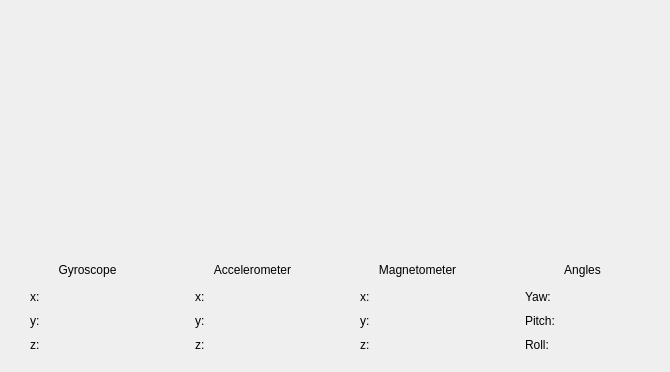
Above: index.ui from exist009/Jet-Stereo before the change. Below: the same form after it.
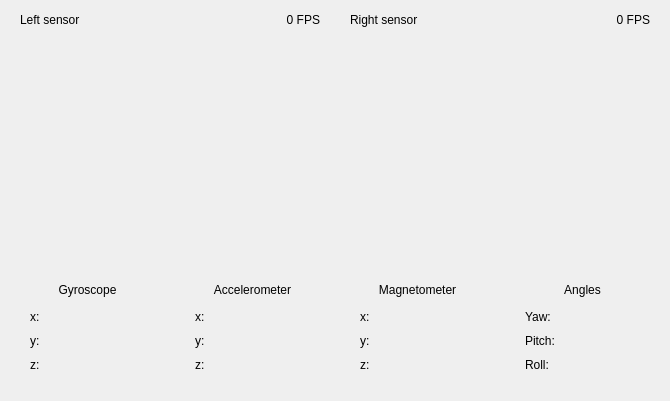
That is the form after the change.

Commit message: Added stereo camera software sync; GUI fixes;

```diff
--- a/index.ui
+++ b/index.ui
@@ -7,7 +7,7 @@
     <x>0</x>
     <y>0</y>
     <width>670</width>
-    <height>369</height>
+    <height>401</height>
    </rect>
   </property>
   <property name="styleSheet">
@@ -15,8 +15,17 @@
 	background: #fff;
 }
 
+.index-sensor-title {
+	background: #354575;
+}
+
+.index-sensor-title &gt; QLabel {
+	color: #fff;
+}
+
 .index-sensor {
-	border: 1px solid #e3e3e3;
+	border: 1px solid #354575;
+	border-top: 0;
 }
 
 .index-imu-title {
@@ -26,6 +35,7 @@
 
 .index-imu-block {
 	border: 1px solid #e3e3e3;
+	border-top: 0;
 	border-left: 2px solid #354575;
 }</string>
   </property>
@@ -56,22 +66,105 @@
        <verstretch>0</verstretch>
       </sizepolicy>
      </property>
+     <layout class="QHBoxLayout" name="horizontalLayout_3">
+      <property name="spacing">
+       <number>10</number>
+      </property>
+      <property name="leftMargin">
+       <number>0</number>
+      </property>
+      <property name="topMargin">
+       <number>0</number>
+      </property>
+      <property name="rightMargin">
+       <number>0</number>
+      </property>
+      <property name="bottomMargin">
+       <number>0</number>
+      </property>
+      <item>
+       <widget class="QWidget" name="sensor_0_block" native="true">
+        <property name="sizePolicy">
+         <sizepolicy hsizetype="Preferred" vsizetype="Fixed">
+          <horstretch>0</horstretch>
+          <verstretch>0</verstretch>
+         </sizepolicy>
+        </property>
+        <layout class="QVBoxLayout" name="verticalLayout_2">
+         <property name="spacing">
+          <number>0</number>
+         </property>
+         <property name="leftMargin">
+          <number>0</number>
+         </property>
+         <property name="topMargin">
+          <number>0</number>
+         </property>
+         <property name="rightMargin">
+          <number>0</number>
+         </property>
+         <property name="bottomMargin">
+          <number>0</number>
+         </property>
+         <item>
+          <widget class="QWidget" name="sensor_0_title" native="true">
+           <property name="sizePolicy">
+            <sizepolicy hsizetype="Preferred" vsizetype="Fixed">
+             <horstretch>0</horstretch>
+             <verstretch>0</verstretch>
+            </sizepolicy>
+           </property>
+           <property name="minimumSize">
+            <size>
+             <width>0</width>
+             <height>20</height>
+            </size>
+           </property>
+           <property name="maximumSize">
+            <size>
+             <width>16777215</width>
+             <height>20</height>
+            </size>
+           </property>
+           <property name="class" stdset="0">
+            <string notr="true">index-sensor-title</string>
+           </property>
      <layout class="QHBoxLayout" name="horizontalLayout">
       <property name="spacing">
-       <number>10</number>
+             <number>0</number>
       </property>
       <property name="leftMargin">
-       <number>0</number>
+             <number>10</number>
       </property>
       <property name="topMargin">
        <number>0</number>
       </property>
       <property name="rightMargin">
-       <number>0</number>
+             <number>10</number>
       </property>
       <property name="bottomMargin">
        <number>0</number>
       </property>
+            <item>
+             <widget class="QLabel" name="title_6">
+              <property name="text">
+               <string>Left sensor</string>
+              </property>
+             </widget>
+            </item>
+            <item>
+             <widget class="QLabel" name="sensor_0_fps">
+              <property name="text">
+               <string>0 FPS</string>
+              </property>
+              <property name="alignment">
+               <set>Qt::AlignRight|Qt::AlignTrailing|Qt::AlignVCenter</set>
+              </property>
+             </widget>
+            </item>
+           </layout>
+          </widget>
+         </item>
       <item>
        <widget class="QLabel" name="sensor_0">
         <property name="sizePolicy">
@@ -97,6 +190,92 @@
         </property>
        </widget>
       </item>
+        </layout>
+       </widget>
+      </item>
+      <item>
+       <widget class="QWidget" name="sensor_1_block" native="true">
+        <property name="sizePolicy">
+         <sizepolicy hsizetype="Preferred" vsizetype="Fixed">
+          <horstretch>0</horstretch>
+          <verstretch>0</verstretch>
+         </sizepolicy>
+        </property>
+        <layout class="QVBoxLayout" name="verticalLayout_3">
+         <property name="spacing">
+          <number>0</number>
+         </property>
+         <property name="leftMargin">
+          <number>0</number>
+         </property>
+         <property name="topMargin">
+          <number>0</number>
+         </property>
+         <property name="rightMargin">
+          <number>0</number>
+         </property>
+         <property name="bottomMargin">
+          <number>0</number>
+         </property>
+         <item>
+          <widget class="QWidget" name="sensor_1_title" native="true">
+           <property name="sizePolicy">
+            <sizepolicy hsizetype="Preferred" vsizetype="Fixed">
+             <horstretch>0</horstretch>
+             <verstretch>0</verstretch>
+            </sizepolicy>
+           </property>
+           <property name="minimumSize">
+            <size>
+             <width>0</width>
+             <height>20</height>
+            </size>
+           </property>
+           <property name="maximumSize">
+            <size>
+             <width>16777215</width>
+             <height>20</height>
+            </size>
+           </property>
+           <property name="class" stdset="0">
+            <string notr="true">index-sensor-title</string>
+           </property>
+           <layout class="QHBoxLayout" name="horizontalLayout_2">
+            <property name="spacing">
+             <number>0</number>
+            </property>
+            <property name="leftMargin">
+             <number>10</number>
+            </property>
+            <property name="topMargin">
+             <number>0</number>
+            </property>
+            <property name="rightMargin">
+             <number>10</number>
+            </property>
+            <property name="bottomMargin">
+             <number>0</number>
+            </property>
+            <item>
+             <widget class="QLabel" name="title_5">
+              <property name="text">
+               <string>Right sensor</string>
+              </property>
+             </widget>
+            </item>
+            <item>
+             <widget class="QLabel" name="sensor_1_fps">
+              <property name="text">
+               <string>0 FPS</string>
+              </property>
+              <property name="alignment">
+               <set>Qt::AlignRight|Qt::AlignTrailing|Qt::AlignVCenter</set>
+              </property>
+             </widget>
+            </item>
+           </layout>
+          </widget>
+         </item>
       <item>
        <widget class="QLabel" name="sensor_1">
         <property name="sizePolicy">
@@ -120,6 +299,9 @@
         <property name="class" stdset="0">
          <string notr="true">index-sensor</string>
         </property>
+          </widget>
+         </item>
+        </layout>
        </widget>
       </item>
      </layout>
```
Lines whose indentation alone changed are shown as unchanged. The commit also changes 6 other files.
